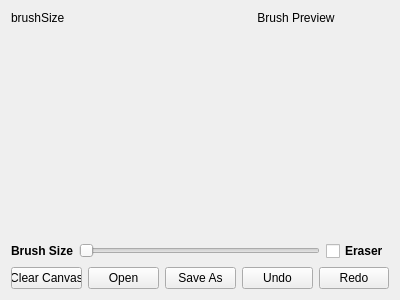
The window that IniNamaAplikasiNotepad/Ini_Nama_Aplikasi_Notepad/canvas.ui (fernandezlee942-sys/Ini-Nama-Aplikasi-Notepad) describes before a commit, drawn with Qt 5.
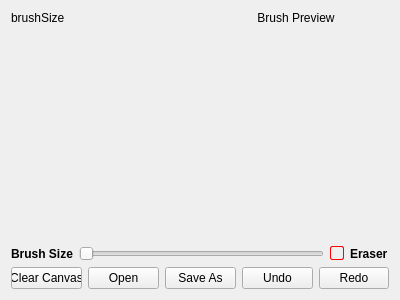
The same window after the commit.

Commit message: revisi final frfr

```diff
--- a/IniNamaAplikasiNotepad/Ini_Nama_Aplikasi_Notepad/canvas.ui
+++ b/IniNamaAplikasiNotepad/Ini_Nama_Aplikasi_Notepad/canvas.ui
@@ -112,6 +112,12 @@
          <bold>true</bold>
         </font>
        </property>
+       <property name="styleSheet">
+        <string notr="true">QCheckBox::indicator {
+    border: 1px solid red;
+    border-radius: 2px;
+}</string>
+       </property>
        <property name="text">
         <string>Eraser</string>
        </property>
```
The commit also changes 1 other file.
